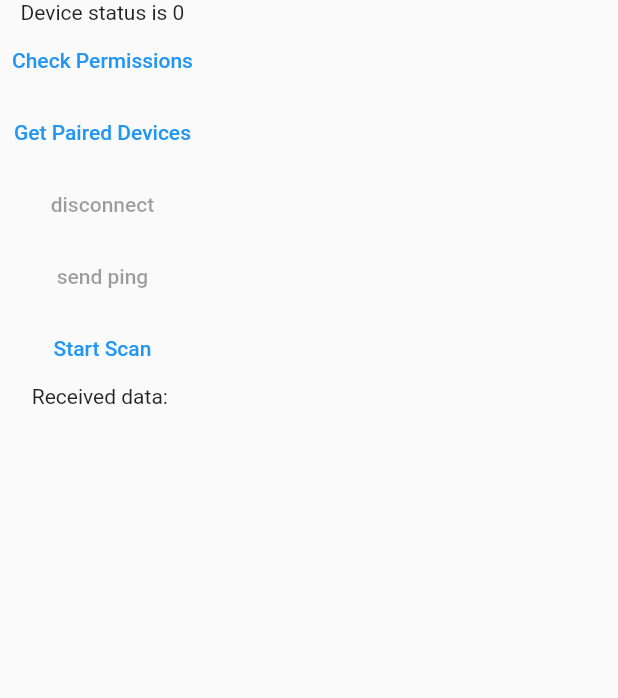
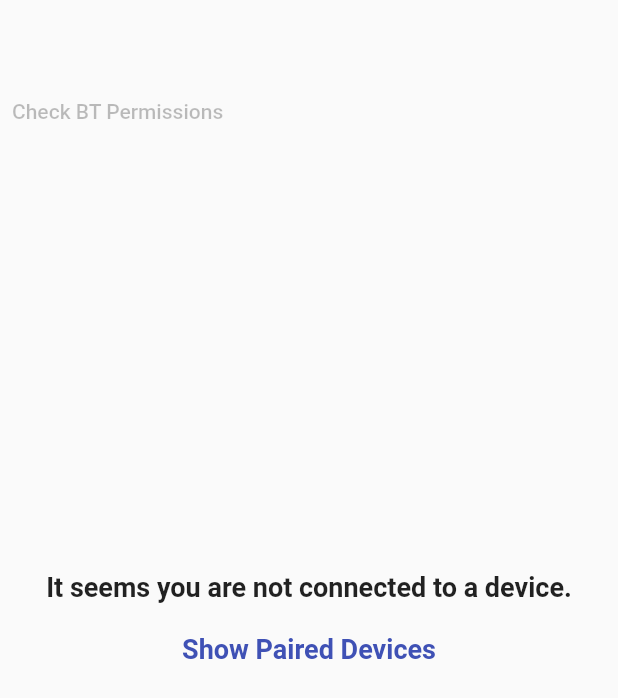
Before and after one commit to katty-ptk/aquagenie-unihack, a Flutter app: the DeviceScreen screen opened by its route, on a phone screen of 412 x 824 dp. Shown: the top 698 px of the screen. Run offline on Flutter 3.47's test engine with Material 2 defaults, Android fonts, the phone set to English and light mode, and no system bars; our stand-ins replace cloud_firestore, curved_navigation_bar, firebase_auth, firebase_core, get_it, injectable and 3 more; accounts and stored records are empty.

Commit message:
changes:    > prettier design for device app    > added calculation for the required water intake    > send the required water intake to the esp when they connect

```diff
--- a/example/lib/providers/device.provider.dart
+++ b/example/lib/providers/device.provider.dart
@@ -1,5 +1,4 @@
 import 'dart:async';
-import 'dart:typed_data';
 
 import 'package:bluetooth_classic/bluetooth_classic.dart';
 import 'package:bluetooth_classic/models/device.dart';
@@ -18,6 +17,8 @@ class DeviceProvider extends ChangeNotifier {
   Uint8List data = Uint8List(0);
 
   StreamSubscription? subscription1, subscription2;
+
+  bool showDevices = false;
 
   String ssidText = "";
   String passwordText = "";
@@ -82,6 +83,11 @@ class DeviceProvider extends ChangeNotifier {
     notifyListeners();
   }
 
+  onShowDevicesPressed() {
+    showDevices = true;
+    notifyListeners();
+  }
+
   onSSIDChanged(String newSSID) {
     ssidText = newSSID;
     notifyListeners();
--- a/example/lib/screens/device_screen/device.screen.dart
+++ b/example/lib/screens/device_screen/device.screen.dart
@@ -2,6 +2,7 @@ import 'package:bluetooth_classic/models/device.dart';
 import 'package:bluetooth_classic_example/providers/device.provider.dart';
 import 'package:flutter/material.dart';
 import 'package:provider/provider.dart';
+import 'package:shared_preferences/shared_preferences.dart';
 
 class DeviceScreen extends StatelessWidget {
   const DeviceScreen({super.key});
@@ -13,38 +14,65 @@ class DeviceScreen extends StatelessWidget {
             deviceProvider.initialize();
 
             Widget connectToDevice() {
-              return SingleChildScrollView(
-                child: Column(
-                  mainAxisAlignment: MainAxisAlignment.center,
+              return Center(
+                child: SizedBox(
+                  height: double.infinity,
+                  child: Stack(
                       children: [
-                    Text("Device status is ${deviceProvider.deviceStatus}"),
-                    TextButton(
+                        Padding(
+                          padding: const EdgeInsets.symmetric(vertical: 50),
+                          child: Align(
+                            alignment: Alignment.topLeft,
+                            child: TextButton(
                               onPressed: () async {
                                 await deviceProvider.bluetoothClassicPlugin.initPermissions();
                               },
-                      child: const Text("Check Permissions"),
+                              child: const Text(
+                                  "Check BT Permissions",
+                                  style: TextStyle(
+                                    color: Colors.black26
                                   ),
-                    TextButton(
-                      onPressed: () async => await deviceProvider.getDevices(),
-                      child: const Text("Get Paired Devices"),
                               ),
-                    TextButton(
-                      onPressed: deviceProvider.deviceStatus == Device.connected
-                          ? () async {
-                        await deviceProvider.bluetoothClassicPlugin.disconnect();
-                      }
-                          : null,
-                      child: const Text("disconnect"),
                             ),
-                    TextButton(
-                      onPressed: deviceProvider.deviceStatus == Device.connected
-                          ? () async {
-                        await deviceProvider.bluetoothClassicPlugin.write("ping");
-                      }
-                          : null,
-                      child: const Text("send ping"),
                           ),
-                    ...[
+                        ),
+                        Center(
+                          child: TextButton(
+                            onPressed: () async {
+                              SharedPreferences sharedPreferences = await SharedPreferences.getInstance();
+                              print("REQUIRED WATER INTAKE FROM SHRAREDPREFERENCES: ${sharedPreferences.getString("required_water_intale")}");
+
+                              await deviceProvider.getDevices();
+                              deviceProvider.onShowDevicesPressed();
+                            },
+                            child: !deviceProvider.showDevices
+                                ? const Column(
+                                mainAxisAlignment: MainAxisAlignment.center,
+                                children: [
+                                  Text(
+                                      "It seems you are not connected to a device.",
+                                      style: TextStyle(
+                                        color: Colors.black87,
+                                        fontSize: 18,
+                                        fontWeight: FontWeight.bold,
+                                      ),
+                                  ),
+
+                                  SizedBox(height: 20,),
+
+                                  Text(
+                                      "Show Paired Devices",
+                                      style: TextStyle(
+                                        color: Colors.indigo,
+                                        fontWeight: FontWeight.bold,
+                                        fontSize: 18
+                                      ),
+                                  )
+                                ],
+                              )
+                                : Column(
+                              mainAxisAlignment: MainAxisAlignment.center,
+                              children: [
                                 for (var device in deviceProvider.devices)
                                   if ( device.name!.contains("esp".toUpperCase()) ||
                                       device.address.contains("esp".toUpperCase()) )
@@ -56,19 +84,38 @@ class DeviceScreen extends StatelessWidget {
 
                                           deviceProvider.discoveredDevices = [];
                                           deviceProvider.devices = [];
+
+                                          SharedPreferences sharedPreferences = await SharedPreferences.getInstance();
+                                          String required_water_intake = sharedPreferences.getString("required_water_intake") ?? "";
+                                          await deviceProvider.bluetoothClassicPlugin.write("REQUIRED_WATER_INTALE->${required_water_intake}");
                                         },
                                         child: Text(device.name ?? device.address))
                               ],
-                    TextButton(
-                      onPressed: deviceProvider.scan,
-                      child: Text(deviceProvider.scanning ? "Stop Scan" : "Start Scan"),
+                            )
                           ),
-                    ...[
-                      for (var device in deviceProvider.discoveredDevices)
-                        Text(device.name ?? device.address)
+                        ),
+                        // ...[
+                        //   for (var device in deviceProvider.devices)
+                        //     if ( device.name!.contains("esp".toUpperCase()) ||
+                        //         device.address.contains("esp".toUpperCase()) )
+                        //       TextButton(
+                        //           onPressed: () async {
+                        //             await deviceProvider.bluetoothClassicPlugin.connect(
+                        //                 device.address,
+                        //                 "00001101-0000-1000-8000-00805f9b34fb");
+                        //
+                        //             deviceProvider.discoveredDevices = [];
+                        //             deviceProvider.devices = [];
+                        //           },
+                        //           child: Text(device.name ?? device.address))
+                        // ],
+                        // ...[
+                        //   for (var device in deviceProvider.discoveredDevices)
+                        //     Text(device.name ?? device.address)
+                        // ],
+                        // Text("Received data: ${String.fromCharCodes(deviceProvider.data)}"),
                       ],
-                    Text("Received data: ${String.fromCharCodes(deviceProvider.data)}"),
-                  ],
+                    ),
                 ),
               );
             }
@@ -80,10 +127,7 @@ class DeviceScreen extends StatelessWidget {
                       children: [
                         TextFormField(
                           decoration: const InputDecoration(
-                            enabledBorder: OutlineInputBorder(
-                              borderSide: BorderSide(
-                                  width: 3, color: Colors.greenAccent), //<-- SEE HERE
-                            ),
+                            enabledBorder: OutlineInputBorder(),
                             label: Text("SSID"),
                             hintText: "DIGI_40efd",
                           ),
@@ -91,14 +135,11 @@ class DeviceScreen extends StatelessWidget {
                           onChanged: (value) => deviceProvider.onSSIDChanged(value),
                         ),
 
-                        SizedBox(height: 20),
+                        const SizedBox(height: 20),
 
                         TextFormField(
                           decoration: const InputDecoration(
-                          enabledBorder: OutlineInputBorder(
-                          borderSide: BorderSide(
-                            width: 3, color: Colors.greenAccent), //<-- SEE HERE
-                          ),
+                            enabledBorder: OutlineInputBorder(),
                             label: Text("Password"),
                             hintText: "aebf00d",
                          ),
@@ -106,11 +147,16 @@ class DeviceScreen extends StatelessWidget {
                           onChanged: (value) => deviceProvider.onPasswordChanged(value),
                         ),
 
-                        SizedBox(height: 20),
+                        const SizedBox(height: 20),
 
                         TextButton(
                             onPressed: () async => await deviceProvider.sendWifiCredentialsToDevice(),
-                            child: Text("connect to wifi")
+                            child: const Text(
+                                "connect device to wifi",
+                              style: TextStyle(
+                                color: Colors.indigo
+                              ),
+                            )
                         )
                       ],
                 ),
@@ -122,7 +168,7 @@ class DeviceScreen extends StatelessWidget {
                   context: context,
                   builder: (BuildContext context) {
                     return SimpleDialog( // <-- SEE HERE
-                      title: const Text('Device Settings'),
+                      title: const Center(child: Text('Device Settings')),
                       children: [wifiData()]
                     );
                   });
--- a/example/lib/screens/home_screen/home.screen.dart
+++ b/example/lib/screens/home_screen/home.screen.dart
@@ -1,4 +1,6 @@
+import 'package:bluetooth_classic_example/providers/device.provider.dart';
 import 'package:bluetooth_classic_example/screens/home_screen/home_screen.provider.dart';
+import 'package:bluetooth_classic_example/utils/get_it.util.dart';
 import 'package:bluetooth_classic_example/widgets/SelectedBottleCard.widget.dart';
 import 'package:flutter/material.dart';
 import 'package:flutter/services.dart';
@@ -114,7 +116,6 @@ class _HomeScreenState extends State<HomeScreen> with TickerProviderStateMixin {
         // SelectedBottleSize(Icons.water_drop, 1000, state),
 
         SelectedBottleSize(state),
-
 
         const SizedBox(height: 10,),
 
```
Also changed, not shown: example/lib/screens/profile_screen/profile.screen.dart (+22 -23 lines), example/lib/screens/profile_screen/profile_screen.provider.dart (+41 -3 lines), example/lib/utils/calculations.util.dart (added, +17 -0 lines), example/lib/widgets/SelectedBottleCard.widget.dart (+3 -18 lines). Lines whose indentation alone changed are shown as unchanged.
